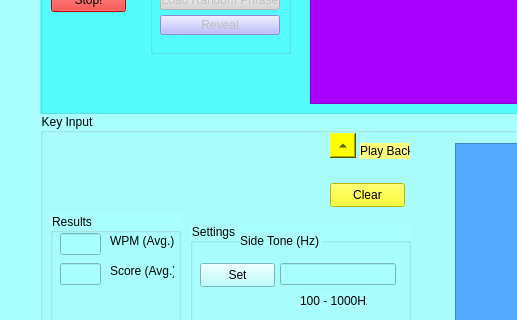
The window that MorseTrain.ui (reuterl/KG7IFO_CWTrainer--Fist_Analyzer_UI) describes before a commit, drawn with Qt 5; both pictures show x 0 to 517 and y 167 to 487 of the 864 by 701 pixel window.
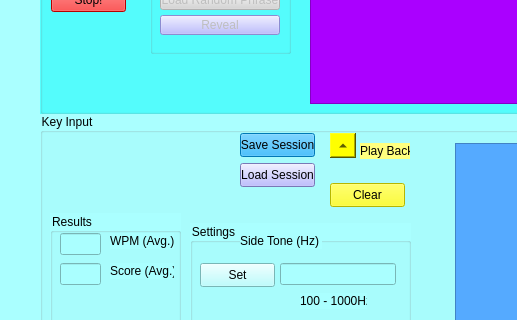
The same window after the commit. Icons and pictures are not drawn.

Commit message: start of "save keyed session" to file feature

Patch:
```diff
--- a/MorseTrain.ui
+++ b/MorseTrain.ui
@@ -345,6 +345,38 @@
       <string>Play Back</string>
      </property>
     </widget>
+    <widget class="QPushButton" name="pushButtonSaveSession">
+     <property name="geometry">
+      <rect>
+       <x>200</x>
+       <y>20</y>
+       <width>75</width>
+       <height>24</height>
+      </rect>
+     </property>
+     <property name="styleSheet">
+      <string notr="true">background-color: rgb(0, 170, 255);</string>
+     </property>
+     <property name="text">
+      <string>Save Session</string>
+     </property>
+    </widget>
+    <widget class="QPushButton" name="pushButtonLoadSession">
+     <property name="geometry">
+      <rect>
+       <x>200</x>
+       <y>50</y>
+       <width>75</width>
+       <height>24</height>
+      </rect>
+     </property>
+     <property name="styleSheet">
+      <string notr="true">background-color: rgb(170, 170, 255);</string>
+     </property>
+     <property name="text">
+      <string>Load Session</string>
+     </property>
+    </widget>
    </widget>
    <widget class="QGroupBox" name="groupBox">
     <property name="geometry">
```
The commit also changes 5 other files.
